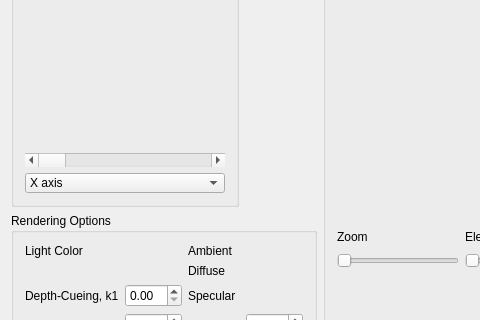
The window that Beispiel1/mainwindow.ui (stf80/Visualisierung-LU-WS-2010) describes before a commit, drawn with Qt 5; both pictures show x 0 to 480 and y 131 to 451 of the 741 by 726 pixel window.
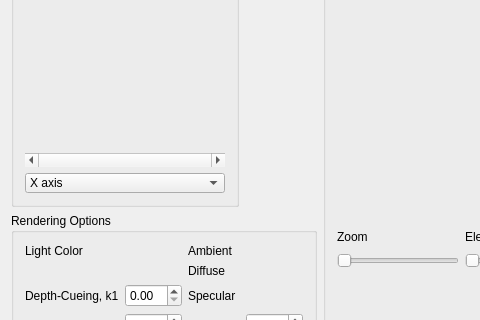
The same window after the commit. Custom widgets are drawn as their Qt base class.

```diff
--- a/Beispiel1/mainwindow.ui
+++ b/Beispiel1/mainwindow.ui
@@ -160,6 +160,9 @@
              <height>21</height>
             </size>
            </property>
+           <property name="maximum">
+            <number>0</number>
+           </property>
            <property name="orientation">
             <enum>Qt::Horizontal</enum>
            </property>
```
Left out of the diff: 2 changed lines with no effect on the pictures.
